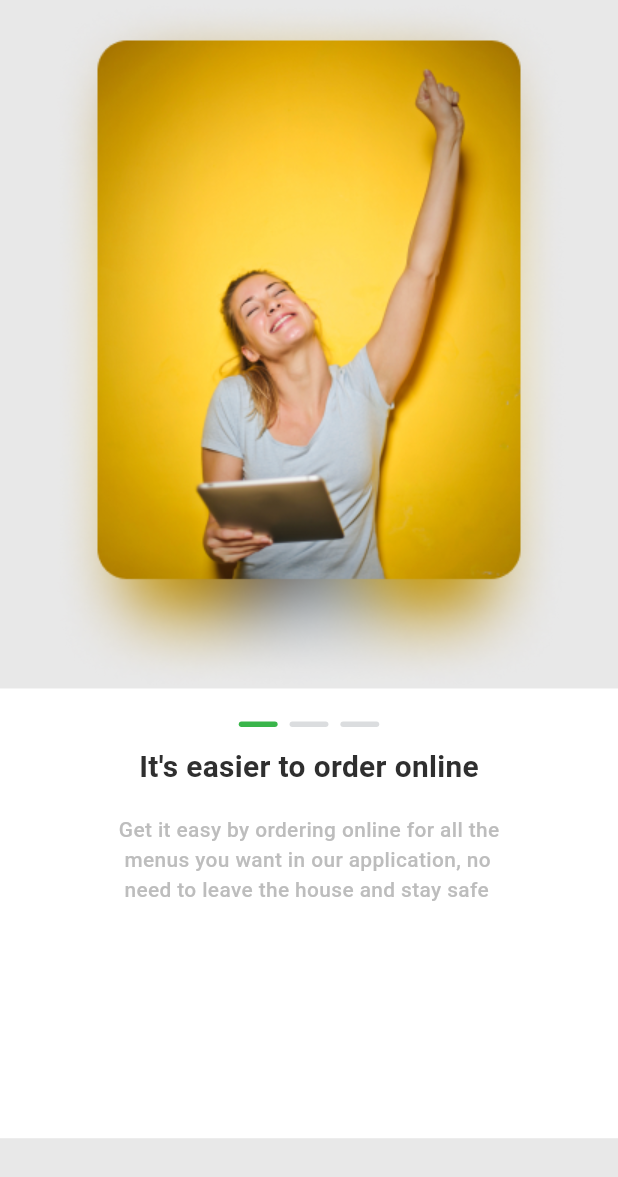
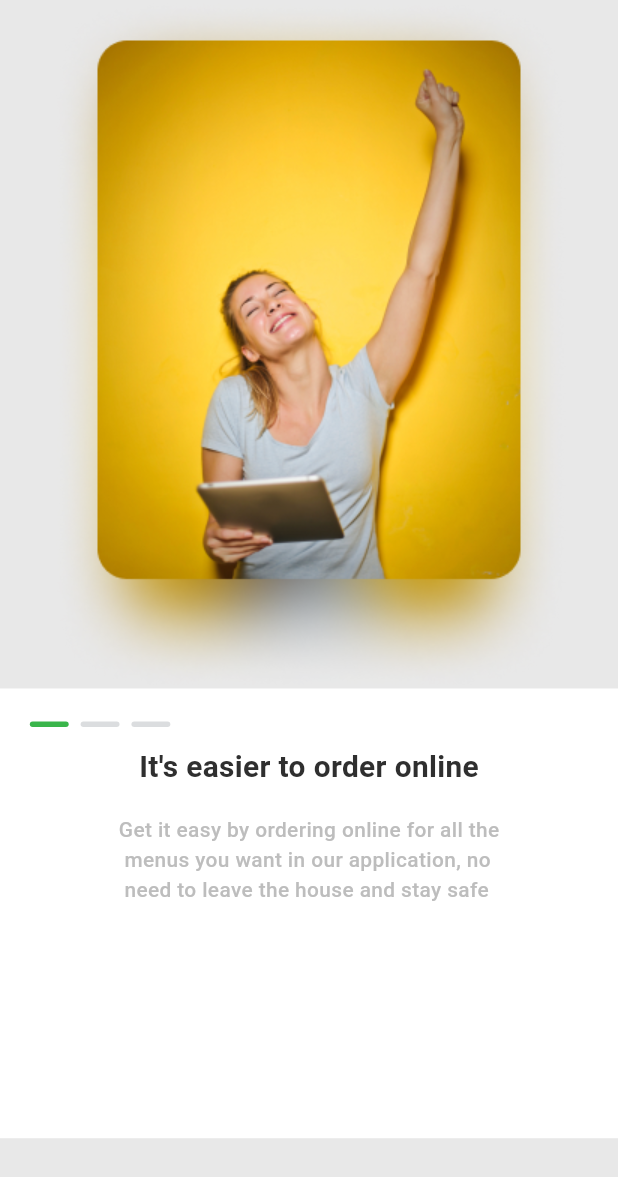
Before and after one commit to cwfaizan/flutter_app_fudy, a Flutter app: the screen it shows after launch, on a phone screen of 412 x 824 dp. Shown: the top 1177 px of the screen. Run offline on Flutter 3.47's test engine with Material 2 defaults, Android fonts, the phone set to English and light mode, and no system bars; drawn by our look-alikes of smooth_page_indicator; our stand-ins replace flutter_screenutil.

Commit message:
colom_remove

```diff
--- a/lib/pages/page_view.dart
+++ b/lib/pages/page_view.dart
@@ -37,9 +37,7 @@ class IntroSlider extends StatelessWidget {
             bottom: 369.h,
             left: 20.w,
             right: 20.w,
-            child: Column(
-              children: [
-                SmoothPageIndicator(
+            child: SmoothPageIndicator(
               controller: controller,
               count: 3,
               effect: SlideEffect(
@@ -48,8 +46,6 @@ class IntroSlider extends StatelessWidget {
                   dotHeight: 4.h,
                   dotWidth: 26.w),
             ),
-              ],
-            ),
           )
         ],
       ),
```
Lines whose indentation alone changed are shown as unchanged.
